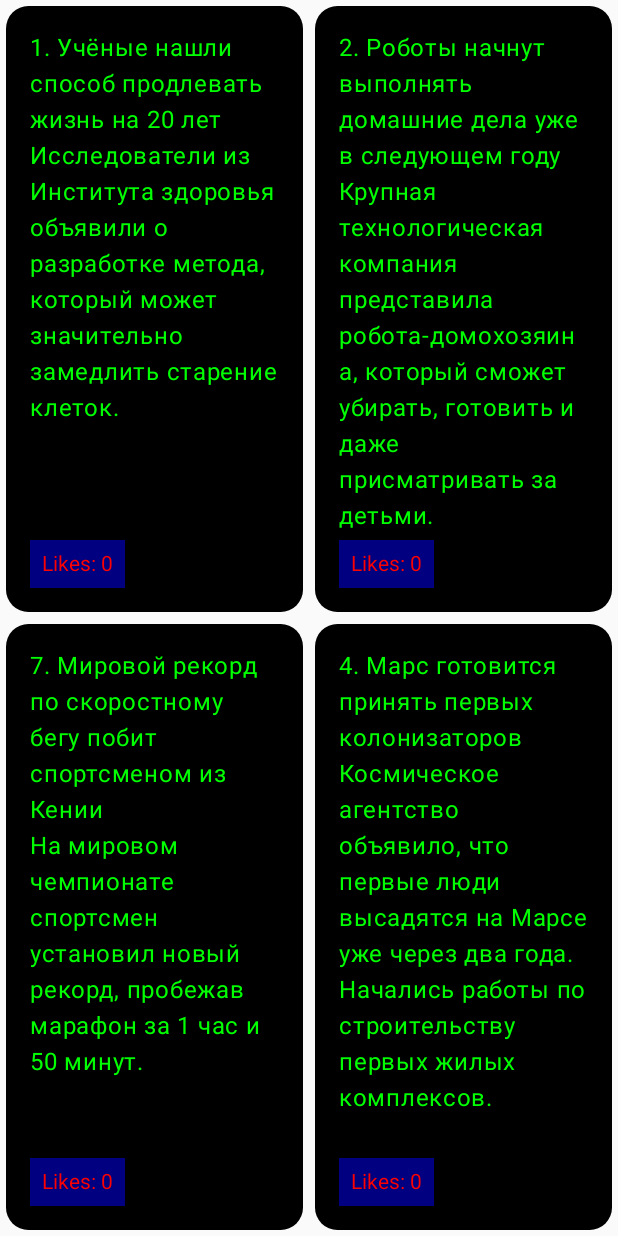
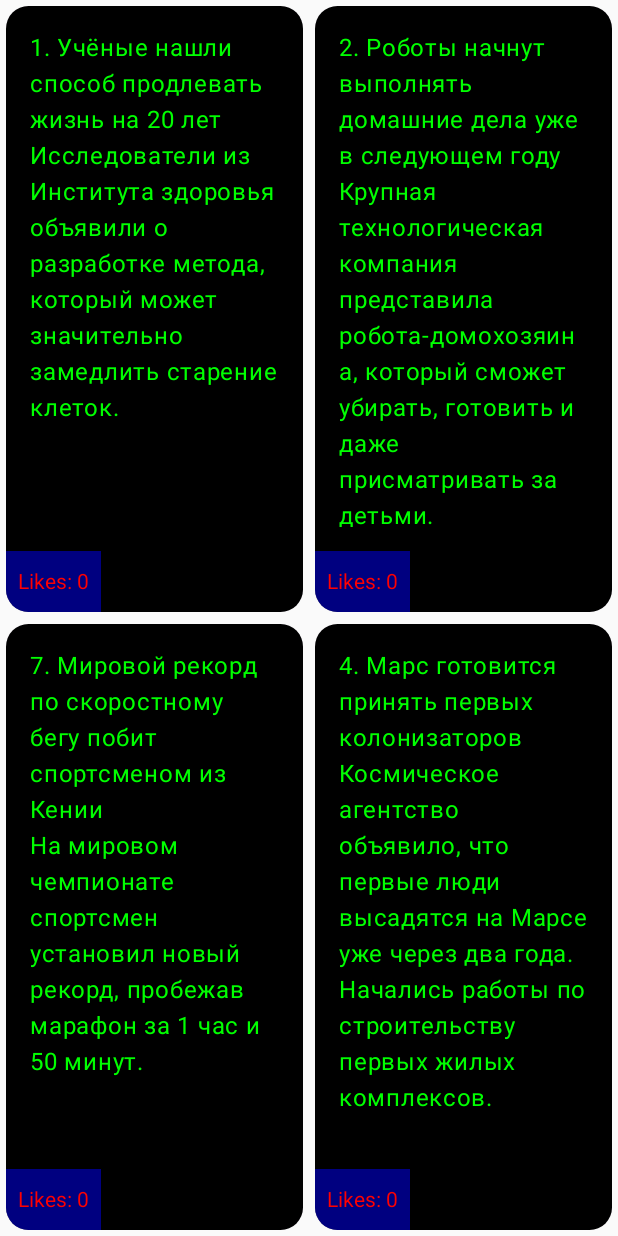
Before and after one commit to BurakovDanil/Programming_mobile_devices_lab1, an Android app built with Jetpack Compose: the screen it shows after launch (MainActivity), on a phone screen of 412 x 824 dp. Run offline under Robolectric (Android 15) with nearby library versions, the phone set to English and light mode, and no system bars.

Commit message:
Update advertisements 90% on 10%

```diff
--- a/app/src/main/java/com/example/myapplication/MainActivity.kt
+++ b/app/src/main/java/com/example/myapplication/MainActivity.kt
@@ -116,18 +116,37 @@ private fun AdvertisementWindow(viewModel: AdvertisementViewModel = viewModel())
 private fun Advertisement(modifier: Modifier = Modifier, advertisement: AdvertisementItem, onLike: (AdvertisementItem) -> Unit) {
     Card(
         shape = RoundedCornerShape(15.dp),
-        modifier = modifier.fillMaxSize().padding(4.dp)
-    ){
-        Box(modifier = Modifier.fillMaxSize().background(Color.Black)) {
-            Column(modifier = Modifier.fillMaxSize().padding(16.dp)) {
-                Text(
-                    text = "${advertisement.id}. ${advertisement.title}",
-                    color = Color.Green,
-                    style = MaterialTheme.typography.bodyLarge
-                )
-                Spacer(modifier = Modifier.weight(1f))
-                Box(modifier = Modifier.background(Color.Blue.copy(alpha = 0.5f)).clickable { onLike(advertisement) }
-                    .padding(8.dp), contentAlignment = Alignment.Center) {
+        modifier = modifier
+            .fillMaxSize()
+            .padding(4.dp)
+    ) {
+        Box(
+            modifier = Modifier
+                .fillMaxSize()
+                .background(Color.Black)
+        ) {
+            Column(modifier = Modifier.fillMaxSize()) {
+                // Текст новости занимает 90% от высоты
+                Box(
+                    modifier = Modifier
+                        .weight(9f) // 90% высоты
+                        .padding(16.dp)
+                ) {
+                    Text(
+                        text = "${advertisement.id}. ${advertisement.title}",
+                        color = Color.Green,
+                        style = MaterialTheme.typography.bodyLarge
+                    )
+                }
+                // Панель лайков занимает 10% от высоты
+                Box(
+                    modifier = Modifier
+                        .weight(1f) // 10% высоты
+                        .background(Color.Blue.copy(alpha = 0.5f))
+                        .clickable { onLike(advertisement) }
+                        .padding(8.dp),
+                    contentAlignment = Alignment.Center
+                ) {
                     Text(
                         text = "Likes: ${advertisement.likes}",
                         color = Color.Red
@@ -138,6 +157,7 @@ private fun Advertisement(modifier: Modifier = Modifier, advertisement: Advertis
     }
 }
 
+
 class MainActivity : ComponentActivity() {
     override fun onCreate(savedInstanceState: Bundle?) {
         super.onCreate(savedInstanceState)
```
